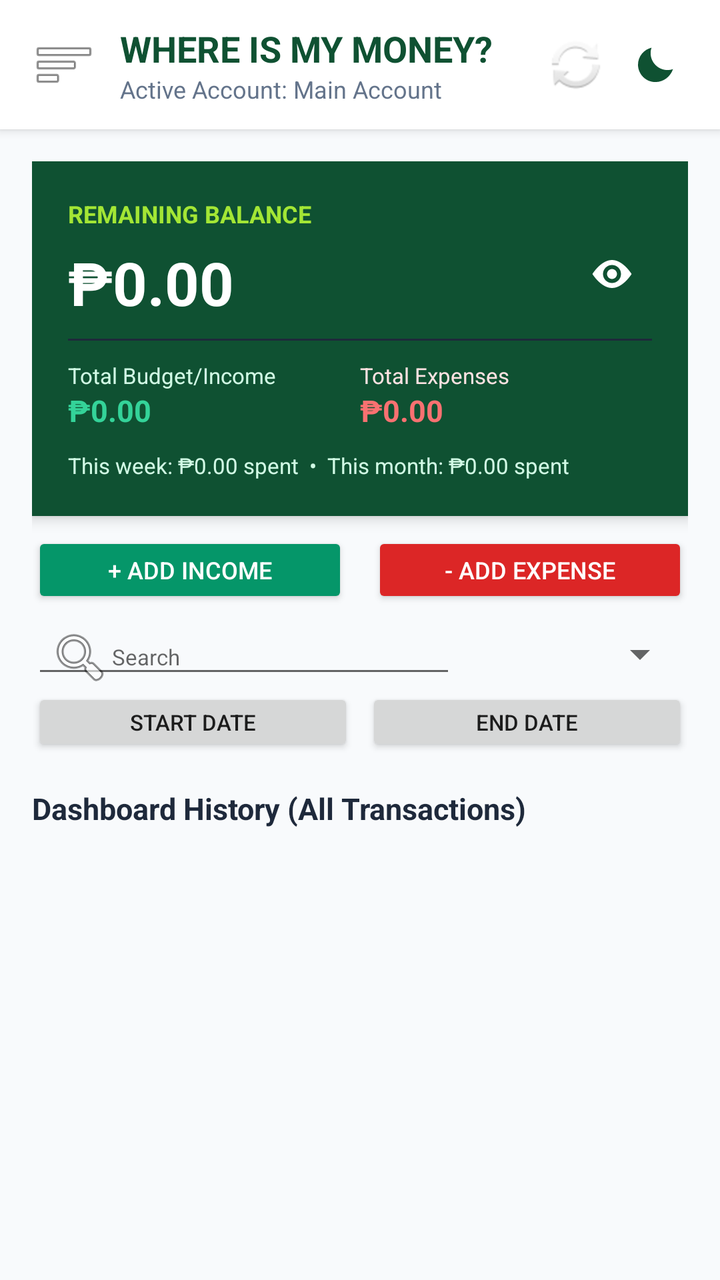
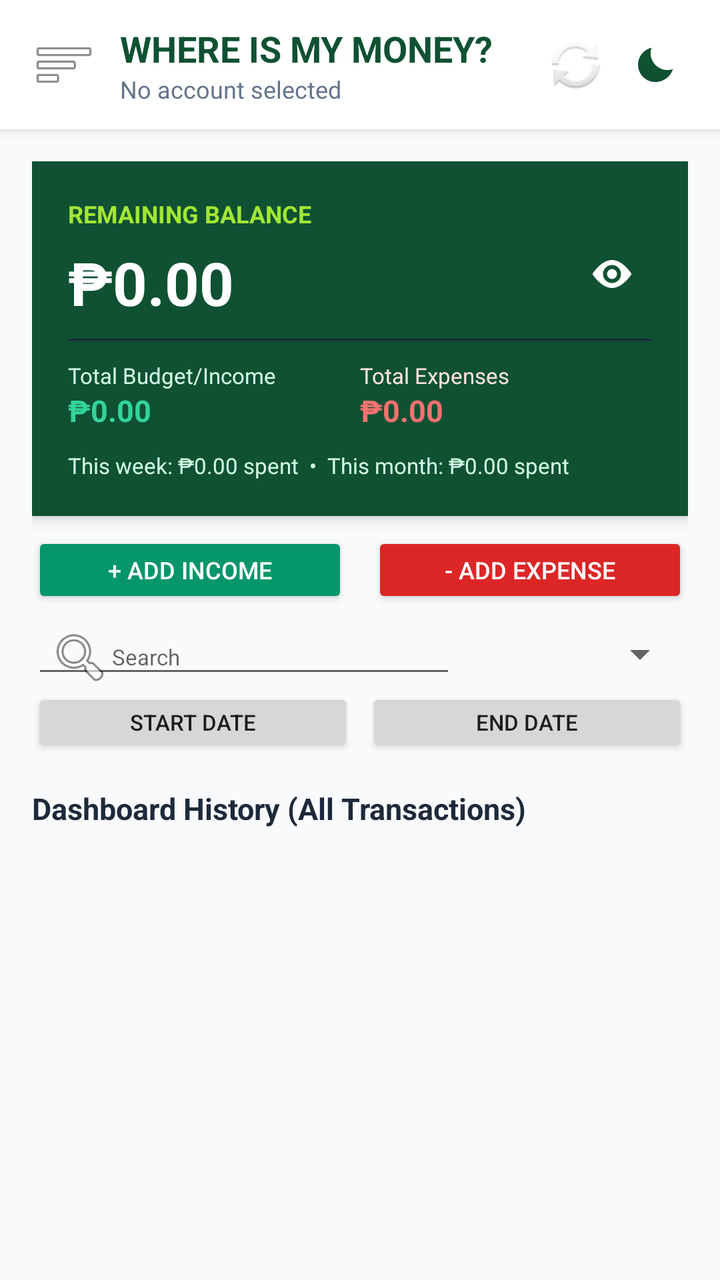

Screens rendered from an Android XML layout before and after an edit, with the pre-edit source and the edit as a unified diff.
<!-- AndroidManifest.xml: application theme AppTheme -->
<!-- res/layout/activity_main.xml -->
<?xml version="1.0" encoding="utf-8"?>
<androidx.drawerlayout.widget.DrawerLayout xmlns:android="http://schemas.android.com/apk/res/android"
    xmlns:app="http://schemas.android.com/apk/res-auto"
    android:id="@+id/drawerLayout"
    android:layout_width="match_parent"
    android:layout_height="match_parent">

    
    <LinearLayout
        android:layout_width="match_parent"
        android:layout_height="match_parent"
        android:orientation="vertical"
        android:background="#F8FAFC">

        
        <LinearLayout
            android:layout_width="match_parent"
            android:layout_height="wrap_content"
            android:orientation="horizontal"
            android:gravity="center_vertical"
            android:padding="12dp"
            android:background="#FFFFFF"
            android:elevation="3dp">

            <ImageButton
                android:id="@+id/btnShowNav"
                android:layout_width="40dp"
                android:layout_height="40dp"
                android:src="@android:drawable/ic_menu_sort_by_size"
                android:background="?attr/selectableItemBackgroundBorderless"
                android:contentDescription="Show Nav" />

            <LinearLayout
                android:layout_width="0dp"
                android:layout_height="wrap_content"
                android:layout_weight="1"
                android:orientation="vertical"
                android:layout_marginStart="8dp">

                <TextView
                    android:layout_width="wrap_content"
                    android:layout_height="wrap_content"
                    android:text="WHERE IS MY MONEY?"
                    android:textColor="#0F5132"
                    android:textSize="18sp"
                    android:textStyle="bold" />

                <TextView
                    android:id="@+id/tvActiveUserName"
                    android:layout_width="wrap_content"
                    android:layout_height="wrap_content"
                    android:text="Active Account: Main Account"
                    android:textColor="#64748B"
                    android:textSize="12sp" />
            </LinearLayout>

            <ImageButton
                android:id="@+id/btnSync"
                android:layout_width="40dp"
                android:layout_height="40dp"
                android:src="@android:drawable/ic_popup_sync"
                android:background="?attr/selectableItemBackgroundBorderless"
                android:contentDescription="Sync data" />

            <ImageButton
                android:id="@+id/btnToggleDarkMode"
                android:layout_width="40dp"
                android:layout_height="40dp"
                android:src="@drawable/ic_moon"
                android:background="?attr/selectableItemBackgroundBorderless"
                android:tint="#0F5132"
                android:contentDescription="Switch to dark mode" />
        </LinearLayout>

        
        <FrameLayout
            android:layout_width="match_parent"
            android:layout_height="match_parent"
            android:padding="16dp">

            
            <LinearLayout
                android:id="@+id/viewDashboard"
                android:layout_width="match_parent"
                android:layout_height="match_parent"
                android:orientation="vertical">

                <LinearLayout
                    android:layout_width="match_parent"
                    android:layout_height="wrap_content"
                    android:orientation="vertical"
                    android:background="#0F5132"
                    android:padding="18dp"
                    android:elevation="4dp">

                    <TextView
                        android:layout_width="wrap_content"
                        android:layout_height="wrap_content"
                        android:text="REMAINING BALANCE"
                        android:textColor="#A3E635"
                        android:textStyle="bold"
                        android:textSize="12sp" />

                    <LinearLayout
                        android:layout_width="match_parent"
                        android:layout_height="wrap_content"
                        android:orientation="horizontal"
                        android:gravity="center_vertical">

                        <TextView
                            android:id="@+id/tvRemainingBalance"
                            android:layout_width="0dp"
                            android:layout_height="wrap_content"
                            android:layout_weight="1"
                            android:text="₱0.00"
                            android:textColor="#FFFFFF"
                            android:textSize="30sp"
                            android:textStyle="bold"
                            android:layout_marginTop="4dp" />

                        <ImageButton
                            android:id="@+id/btnToggleAmounts"
                            android:layout_width="40dp"
                            android:layout_height="40dp"
                            android:src="@drawable/ic_eye_open"
                            android:background="?attr/selectableItemBackgroundBorderless"
                            android:tint="#FFFFFF"
                            android:contentDescription="Hide amounts" />
                    </LinearLayout>

                    <View
                        android:layout_width="match_parent"
                        android:layout_height="1dp"
                        android:background="#1E293B"
                        android:layout_marginVertical="10dp" />

                    <LinearLayout
                        android:layout_width="match_parent"
                        android:layout_height="wrap_content"
                        android:orientation="horizontal">

                        <LinearLayout
                            android:layout_width="0dp"
                            android:layout_height="wrap_content"
                            android:layout_weight="1"
                            android:orientation="vertical">

                            <TextView
                                android:layout_width="wrap_content"
                                android:layout_height="wrap_content"
                                android:text="Total Budget/Income"
                                android:textColor="#D1FAE5"
                                android:textSize="11sp" />

                            <TextView
                                android:id="@+id/tvTotalIncome"
                                android:layout_width="wrap_content"
                                android:layout_height="wrap_content"
                                android:text="₱0.00"
                                android:textColor="#34D399"
                                android:textSize="15sp"
                                android:textStyle="bold" />
                        </LinearLayout>

                        <LinearLayout
                            android:layout_width="0dp"
                            android:layout_height="wrap_content"
                            android:layout_weight="1"
                            android:orientation="vertical">

                            <TextView
                                android:layout_width="wrap_content"
                                android:layout_height="wrap_content"
                                android:text="Total Expenses"
                                android:textColor="#FEE2E2"
                                android:textSize="11sp" />

                            <TextView
                                android:id="@+id/tvTotalExpenses"
                                android:layout_width="wrap_content"
                                android:layout_height="wrap_content"
                                android:text="₱0.00"
                                android:textColor="#F87171"
                                android:textSize="15sp"
                                android:textStyle="bold" />
                        </LinearLayout>
                    </LinearLayout>

                    <TextView
                        android:id="@+id/tvReportSummary"
                        android:layout_width="match_parent"
                        android:layout_height="wrap_content"
                        android:text="This week: ₱0.00 spent  •  This month: ₱0.00 spent"
                        android:textColor="#D1FAE5"
                        android:textSize="11sp"
                        android:paddingTop="10dp" />
                </LinearLayout>

                <LinearLayout
                    android:layout_width="match_parent"
                    android:layout_height="wrap_content"
                    android:orientation="horizontal"
                    android:layout_marginTop="8dp">

                    <Button
                        android:id="@+id/btnDashAddIncome"
                        android:layout_width="0dp"
                        android:layout_height="38dp"
                        android:layout_weight="1"
                        android:text="+ Add Income"
                        android:textSize="12sp"
                        android:backgroundTint="#059669"
                        android:textColor="#FFFFFF"
                        android:minHeight="0dp"
                        android:padding="0dp"
                        android:layout_marginEnd="6dp" />

                    <Button
                        android:id="@+id/btnDashAddExpense"
                        android:layout_width="0dp"
                        android:layout_height="38dp"
                        android:layout_weight="1"
                        android:text="- Add Expense"
                        android:textSize="12sp"
                        android:backgroundTint="#DC2626"
                        android:textColor="#FFFFFF"
                        android:minHeight="0dp"
                        android:padding="0dp"
                        android:layout_marginStart="6dp" />
                </LinearLayout>

                <LinearLayout
                    android:layout_width="match_parent"
                    android:layout_height="wrap_content"
                    android:orientation="horizontal"
                    android:gravity="center_vertical"
                    android:layout_marginTop="6dp">
                    <EditText
                        android:id="@+id/etTransactionSearch"
                        android:layout_width="0dp"
                        android:layout_height="34dp"
                        android:layout_weight="1"
                        android:hint="Search"
                        android:inputType="text"
                        android:singleLine="true"
                        android:textSize="11sp"
                        android:drawableStart="@android:drawable/ic_menu_search"
                        android:paddingStart="8dp"
                        android:paddingEnd="8dp" />
                    <Spinner
                        android:id="@+id/spinnerSort"
                        android:layout_width="112dp"
                        android:layout_height="34dp"
                        android:layout_marginStart="4dp" />
                </LinearLayout>

                <LinearLayout
                    android:layout_width="match_parent"
                    android:layout_height="wrap_content"
                    android:orientation="horizontal">
                    <Button
                        android:id="@+id/btnStartDate"
                        android:layout_width="0dp"
                        android:layout_height="34dp"
                        android:layout_weight="1"
                        android:text="Start date"
                        android:textSize="11sp"
                        android:minHeight="0dp"
                        android:padding="0dp" />
                    <Button
                        android:id="@+id/btnEndDate"
                        android:layout_width="0dp"
                        android:layout_height="34dp"
                        android:layout_weight="1"
                        android:text="End date"
                        android:textSize="11sp"
                        android:minHeight="0dp"
                        android:padding="0dp"
                        android:layout_marginStart="6dp" />
                </LinearLayout>

                <TextView
                    android:layout_width="wrap_content"
                    android:layout_height="wrap_content"
                    android:text="Dashboard History (All Transactions)"
                    android:textSize="15sp"
                    android:textStyle="bold"
                    android:textColor="#1E293B"
                    android:layout_marginTop="16dp" />

                <ListView
                    android:id="@+id/listViewDashboardHistory"
                    android:layout_width="match_parent"
                    android:layout_height="match_parent"
                    android:layout_marginTop="8dp"
                    android:divider="@null"
                    android:dividerHeight="8dp" />
            </LinearLayout>

            
            <LinearLayout
                android:id="@+id/viewUser"
                android:layout_width="match_parent"
                android:layout_height="match_parent"
                android:orientation="vertical"
                android:visibility="gone">

                <TextView
                    android:layout_width="wrap_content"
                    android:layout_height="wrap_content"
                    android:text="User Management"
                    android:textSize="20sp"
                    android:textStyle="bold"
                    android:textColor="#0F5132"
                    android:layout_marginBottom="16dp" />

                <TextView
                    android:layout_width="wrap_content"
                    android:layout_height="wrap_content"
                    android:text="Switch Active User:"
                    android:textSize="14sp"
                    android:textStyle="bold"
                    android:textColor="#475569" />

                <Spinner
                    android:id="@+id/spinnerUsersTab"
                    android:layout_width="match_parent"
                    android:layout_height="48dp"
                    android:layout_marginTop="6dp"
                    android:layout_marginBottom="24dp"
                    android:background="@android:drawable/btn_dropdown" />

                <View
                    android:layout_width="match_parent"
                    android:layout_height="1dp"
                    android:background="#E2E8F0"
                    android:layout_marginBottom="24dp" />

                <TextView
                    android:layout_width="wrap_content"
                    android:layout_height="wrap_content"
                    android:text="Add New User Account:"
                    android:textSize="14sp"
                    android:textStyle="bold"
                    android:textColor="#475569" />

                <EditText
                    android:id="@+id/etNewUserName"
                    android:layout_width="match_parent"
                    android:layout_height="wrap_content"
                    android:hint="Enter User Name (e.g. Business, Juan)"
                    android:layout_marginTop="6dp"
                    android:inputType="textCapWords" />

                <Button
                    android:id="@+id/btnCreateUser"
                    android:layout_width="match_parent"
                    android:layout_height="wrap_content"
                    android:text="Create User"
                    android:backgroundTint="#0F5132"
                    android:textColor="#FFFFFF"
                    android:layout_marginTop="12dp" />

                
                <Button
                    android:id="@+id/btnRenameUser"
                    android:layout_width="match_parent"
                    android:layout_height="wrap_content"
                    android:text="Rename Active User"
                    android:backgroundTint="#334155"
                    android:textColor="#FFFFFF"
                    android:layout_marginTop="8dp" />
                <Button
                    android:id="@+id/btnDeleteUser"
                    android:layout_width="match_parent"
                    android:layout_height="wrap_content"
                    android:text="Delete Active User"
                    android:backgroundTint="#B91C1C"
                    android:textColor="#FFFFFF"
                    android:layout_marginTop="8dp" />
                <Button
                    android:id="@+id/btnCreateCloudAccount"
                    android:layout_width="match_parent"
                    android:layout_height="wrap_content"
                    android:text="Create cloud account"
                    android:layout_marginTop="8dp" />
                <Button
                    android:id="@+id/btnEditCloudEmail"
                    android:layout_width="match_parent"
                    android:layout_height="wrap_content"
                    android:text="Change cloud email"
                    android:layout_marginTop="8dp" />
                <Button
                    android:id="@+id/btnEditCloudPassword"
                    android:layout_width="match_parent"
                    android:layout_height="wrap_content"
                    android:text="Change cloud password"
                    android:layout_marginTop="8dp" />

                
                <Button
                    android:id="@+id/btnBackToHome"
                    android:layout_width="match_parent"
                    android:layout_height="wrap_content"
                    android:text="Back to Dashboard"
                    android:backgroundTint="#64748B"
                    android:textColor="#FFFFFF"
                    android:layout_marginTop="8dp" />
            </LinearLayout>

            
            <LinearLayout
                android:id="@+id/viewChart"
                android:layout_width="match_parent"
                android:layout_height="match_parent"
                android:orientation="vertical"
                android:visibility="gone">

                <TextView
                    android:layout_width="wrap_content"
                    android:layout_height="wrap_content"
                    android:text="Expense Chart"
                    android:textSize="20sp"
                    android:textStyle="bold"
                    android:textColor="#0F5132"
                    android:layout_marginBottom="12dp" />

                <com.budgety.myapp.BarChartView
                    android:id="@+id/categoryBarChart"
                    android:layout_width="match_parent"
                    android:layout_height="260dp"
                    android:background="#FFFFFF"
                    android:contentDescription="Expense spending by category" />
            </LinearLayout>

            
            <LinearLayout
                android:id="@+id/viewDebt"
                android:layout_width="match_parent"
                android:layout_height="match_parent"
                android:orientation="vertical"
                android:visibility="gone">

                <TextView
                    android:layout_width="wrap_content"
                    android:layout_height="wrap_content"
                    android:text="Debt Tracker"
                    android:textSize="20sp"
                    android:textStyle="bold"
                    android:textColor="#0F5132"
                    android:layout_marginBottom="12dp" />

                <Button
                    android:id="@+id/btnAddDebt"
                    android:layout_width="match_parent"
                    android:layout_height="wrap_content"
                    android:text="Add debt"
                    android:backgroundTint="#334155"
                    android:textColor="#FFFFFF" />
                <TextView
                    android:layout_width="wrap_content"
                    android:layout_height="wrap_content"
                    android:text="Debts (check paid)"
                    android:textStyle="bold"
                    android:textSize="16sp"
                    android:layout_marginTop="12dp" />
                <ScrollView
                    android:layout_width="match_parent"
                    android:layout_height="0dp"
                    android:layout_weight="1">
                    <LinearLayout
                        android:id="@+id/debtRows"
                        android:layout_width="match_parent"
                        android:layout_height="wrap_content"
                        android:orientation="vertical" />
                </ScrollView>
            </LinearLayout>

            
            <LinearLayout
                android:id="@+id/viewHistory"
                android:layout_width="match_parent"
                android:layout_height="match_parent"
                android:orientation="vertical"
                android:visibility="gone">

                <TextView
                    android:layout_width="wrap_content"
                    android:layout_height="wrap_content"
                    android:text="Full History Logs"
                    android:textSize="20sp"
                    android:textStyle="bold"
                    android:textColor="#0F5132"
                    android:layout_marginBottom="12dp" />

                <com.google.android.material.button.MaterialButtonToggleGroup
                    android:id="@+id/toggleHistoryFilter"
                    android:layout_width="match_parent"
                    android:layout_height="wrap_content"
                    app:singleSelection="true"
                    app:checkedButton="@id/btnFilterAll">

                    <Button
                        android:id="@+id/btnFilterAll"
                        style="?attr/materialButtonOutlinedStyle"
                        android:layout_width="0dp"
                        android:layout_height="wrap_content"
                        android:layout_weight="1"
                        android:text="All Logs" />

                    <Button
                        android:id="@+id/btnFilterIncome"
                        style="?attr/materialButtonOutlinedStyle"
                        android:layout_width="0dp"
                        android:layout_height="wrap_content"
                        android:layout_weight="1"
                        android:text="Incomes" />

                    <Button
                        android:id="@+id/btnFilterExpense"
                        style="?attr/materialButtonOutlinedStyle"
                        android:layout_width="0dp"
                        android:layout_height="wrap_content"
                        android:layout_weight="1"
                        android:text="Expenses" />
                </com.google.android.material.button.MaterialButtonToggleGroup>

                <ListView
                    android:id="@+id/listViewFullHistory"
                    android:layout_width="match_parent"
                    android:layout_height="match_parent"
                    android:layout_marginTop="12dp"
                    android:divider="@null"
                    android:dividerHeight="8dp" />
            </LinearLayout>

        </FrameLayout>
    </LinearLayout>

    
    <LinearLayout
        android:layout_width="280dp"
        android:layout_height="match_parent"
        android:layout_gravity="start"
        android:orientation="vertical"
        android:background="#FFFFFF"
        android:clickable="true"
        android:focusable="true">

        
        <LinearLayout
            android:layout_width="match_parent"
            android:layout_height="wrap_content"
            android:orientation="horizontal"
            android:gravity="center_vertical"
            android:padding="16dp"
            android:background="#0F5132">

            <TextView
                android:layout_width="0dp"
                android:layout_height="wrap_content"
                android:layout_weight="1"
                android:text="Navigation Menu"
                android:textColor="#FFFFFF"
                android:textSize="18sp"
                android:textStyle="bold" />

            <ImageButton
                android:id="@+id/btnHideNav"
                android:layout_width="36dp"
                android:layout_height="36dp"
                android:src="@android:drawable/ic_menu_close_clear_cancel"
                android:background="?attr/selectableItemBackgroundBorderless"
                android:contentDescription="Hide Nav" />
        </LinearLayout>

        
        <TextView
            android:id="@+id/btnNavDashboard"
            android:layout_width="match_parent"
            android:layout_height="wrap_content"
            android:text="📊  Dashboard"
            android:textSize="16sp"
            android:textColor="#1E293B"
            android:padding="18dp"
            android:background="?attr/selectableItemBackground" />

        <TextView
            android:id="@+id/btnNavChart"
            android:layout_width="match_parent"
            android:layout_height="wrap_content"
            android:text="📊  Expense Chart"
            android:textSize="16sp"
            android:textColor="#1E293B"
            android:padding="18dp"
            android:background="?attr/selectableItemBackground" />

        <TextView
            android:id="@+id/btnNavDebt"
            android:layout_width="match_parent"
            android:layout_height="wrap_content"
            android:text="💳  Debt Tracker"
            android:textSize="16sp"
            android:textColor="#1E293B"
            android:padding="18dp"
            android:background="?attr/selectableItemBackground" />

        <TextView
            android:id="@+id/btnNavUser"
            android:layout_width="match_parent"
            android:layout_height="wrap_content"
            android:text="👤  User Management"
            android:textSize="16sp"
            android:textColor="#1E293B"
            android:padding="18dp"
            android:background="?attr/selectableItemBackground" />

        <TextView
            android:id="@+id/btnNavHistory"
            android:layout_width="match_parent"
            android:layout_height="wrap_content"
            android:text="📜  History Logs"
            android:textSize="16sp"
            android:textColor="#1E293B"
            android:padding="18dp"
            android:background="?attr/selectableItemBackground" />

    </LinearLayout>

</androidx.drawerlayout.widget.DrawerLayout>
<!-- resources referenced by this layout -->
<resources>
  <!-- drawable ic_eye_open (drawable) -->
  <vector xmlns:android="http://schemas.android.com/apk/res/android"
      android:width="24dp"
      android:height="24dp"
      android:viewportWidth="24"
      android:viewportHeight="24">
      <path
          android:fillColor="#FFFFFFFF"
          android:pathData="M12,5C6.5,5 2.2,12 2.2,12S6.5,19 12,19S21.8,12 21.8,12S17.5,5 12,5M12,16.5A4.5,4.5 0,1 1,12 7.5A4.5,4.5 0,1 1,12 16.5M12,9.5A2.5,2.5 0,1 0,12 14.5A2.5,2.5 0,1 0,12 9.5" />
  </vector>
  <!-- drawable ic_moon (drawable) -->
  <vector xmlns:android="http://schemas.android.com/apk/res/android"
      android:width="24dp"
      android:height="24dp"
      android:viewportWidth="24"
      android:viewportHeight="24">
      <path
          android:fillColor="#FFFFFFFF"
          android:pathData="M20.5,14.2C19.7,14.5 18.8,14.7 17.8,14.7C13.1,14.7 9.3,10.9 9.3,6.2C9.3,5.2 9.5,4.3 9.8,3.5C5.9,4.4 3,7.9 3,12C3,16.8 6.9,20.7 11.7,20.7C15.8,20.7 19.3,17.9 20.5,14.2Z" />
  </vector>
  <style name="AppTheme" parent="Theme.AppCompat.DayNight.NoActionBar">
          
          <item name="colorPrimary">@color/colorPrimary</item>
          <item name="colorPrimaryDark">@color/colorPrimaryDark</item>
          <item name="colorAccent">@color/colorAccent</item>
          <item name="android:fontFamily">sans</item>
      </style>
  <color name="colorPrimary">#008577</color>
  <color name="colorPrimaryDark">#00574B</color>
  <color name="colorAccent">#D81B60</color>
</resources>

<!-- the commit's change to res/layout/activity_main.xml (unified diff, before → after) -->
@@ -49,7 +49,7 @@
                     android:id="@+id/tvActiveUserName"
                     android:layout_width="wrap_content"
                     android:layout_height="wrap_content"
-                    android:text="Active Account: Main Account"
+                    android:text="No account selected"
                     android:textColor="#64748B"
                     android:textSize="12sp" />
             </LinearLayout>
@@ -315,20 +315,12 @@
                     android:layout_marginBottom="16dp" />
 
                 <TextView
-                    android:layout_width="wrap_content"
-                    android:layout_height="wrap_content"
-                    android:text="Switch Active User:"
-                    android:textSize="14sp"
-                    android:textStyle="bold"
-                    android:textColor="#475569" />
-
-                <Spinner
-                    android:id="@+id/spinnerUsersTab"
-                    android:layout_width="match_parent"
-                    android:layout_height="48dp"
-                    android:layout_marginTop="6dp"
-                    android:layout_marginBottom="24dp"
-                    android:background="@android:drawable/btn_dropdown" />
+                    android:layout_width="match_parent"
+                    android:layout_height="wrap_content"
+                    android:text="Create and manage separate profiles for your personal, family, or business budgets."
+                    android:textColor="#64748B"
+                    android:textSize="13sp"
+                    android:layout_marginBottom="18dp" />
 
                 <View
                     android:layout_width="match_parent"
@@ -339,7 +331,7 @@
                 <TextView
                     android:layout_width="wrap_content"
                     android:layout_height="wrap_content"
-                    android:text="Add New User Account:"
+                    android:text="Create a budget profile"
                     android:textSize="14sp"
                     android:textStyle="bold"
                     android:textColor="#475569" />
@@ -361,7 +353,6 @@
                     android:textColor="#FFFFFF"
                     android:layout_marginTop="12dp" />
 
-                
                 <Button
                     android:id="@+id/btnRenameUser"
                     android:layout_width="match_parent"
@@ -397,7 +388,6 @@
                     android:text="Change cloud password"
                     android:layout_marginTop="8dp" />
 
-                
                 <Button
                     android:id="@+id/btnBackToHome"
                     android:layout_width="match_parent"
@@ -441,29 +431,48 @@
                 android:orientation="vertical"
                 android:visibility="gone">
 
-                <TextView
-                    android:layout_width="wrap_content"
+                <LinearLayout
+                    android:layout_width="match_parent"
+                    android:layout_height="wrap_content"
+                    android:orientation="vertical"
+                    android:padding="18dp"
+                    android:background="#0F5132"
+                    android:elevation="3dp">
+
+                    <TextView
+                    android:layout_width="match_parent"
                     android:layout_height="wrap_content"
                     android:text="Debt Tracker"
-                    android:textSize="20sp"
+                    android:textSize="22sp"
                     android:textStyle="bold"
-                    android:textColor="#0F5132"
-                    android:layout_marginBottom="12dp" />
+                    android:textColor="#FFFFFF" />
+
+                    <TextView
+                    android:layout_width="match_parent"
+                    android:layout_height="wrap_content"
+                    android:text="Keep track of what you owe and mark payments as they happen."
+                    android:textSize="12sp"
+                    android:textColor="#D1FAE5"
+                    android:layout_marginTop="4dp" />
+                </LinearLayout>
 
                 <Button
                     android:id="@+id/btnAddDebt"
                     android:layout_width="match_parent"
                     android:layout_height="wrap_content"
-                    android:text="Add debt"
-                    android:backgroundTint="#334155"
+                    android:text="+  Add new debt"
+                    android:backgroundTint="#16A34A"
                     android:textColor="#FFFFFF" />
                 <TextView
-                    android:layout_width="wrap_content"
-                    android:layout_height="wrap_content"
-                    android:text="Debts (check paid)"
+                    android:id="@+id/tvDebtSectionTitle"
+                    android:layout_width="wrap_content"
+                    android:layout_height="wrap_content"
+                    android:text="Your debts"
                     android:textStyle="bold"
                     android:textSize="16sp"
-                    android:layout_marginTop="12dp" />
+                    android:textColor="#0F5132"
+                    android:layout_marginTop="18dp"
+                    android:layout_marginBottom="8dp" />
                 <ScrollView
                     android:layout_width="match_parent"
                     android:layout_height="0dp"
@@ -606,6 +615,16 @@
             android:background="?attr/selectableItemBackground" />
 
         <TextView
+            android:id="@+id/btnNavHistory"
+            android:layout_width="match_parent"
+            android:layout_height="wrap_content"
+            android:text="📜  History Logs"
+            android:textSize="16sp"
+            android:textColor="#1E293B"
+            android:padding="18dp"
+            android:background="?attr/selectableItemBackground" />
+
+        <TextView
             android:id="@+id/btnNavUser"
             android:layout_width="match_parent"
             android:layout_height="wrap_content"
@@ -615,15 +634,31 @@
             android:padding="18dp"
             android:background="?attr/selectableItemBackground" />
 
+        <View
+            android:layout_width="match_parent"
+            android:layout_height="1dp"
+            android:layout_marginTop="8dp"
+            android:background="#E2E8F0" />
+
         <TextView
-            android:id="@+id/btnNavHistory"
-            android:layout_width="match_parent"
-            android:layout_height="wrap_content"
-            android:text="📜  History Logs"
-            android:textSize="16sp"
-            android:textColor="#1E293B"
-            android:padding="18dp"
-            android:background="?attr/selectableItemBackground" />
+            android:layout_width="match_parent"
+            android:layout_height="wrap_content"
+            android:text="ACTIVE BUDGET PROFILE"
+            android:textColor="#64748B"
+            android:textSize="11sp"
+            android:textStyle="bold"
+            android:paddingStart="18dp"
+            android:paddingTop="16dp"
+            android:paddingEnd="18dp"
+            android:paddingBottom="6dp" />
+
+        <Spinner
+            android:id="@+id/spinnerUsersTab"
+            android:layout_width="match_parent"
+            android:layout_height="48dp"
+            android:layout_marginStart="14dp"
+            android:layout_marginEnd="14dp"
+            android:background="@android:drawable/btn_dropdown" />
 
     </LinearLayout>
 
